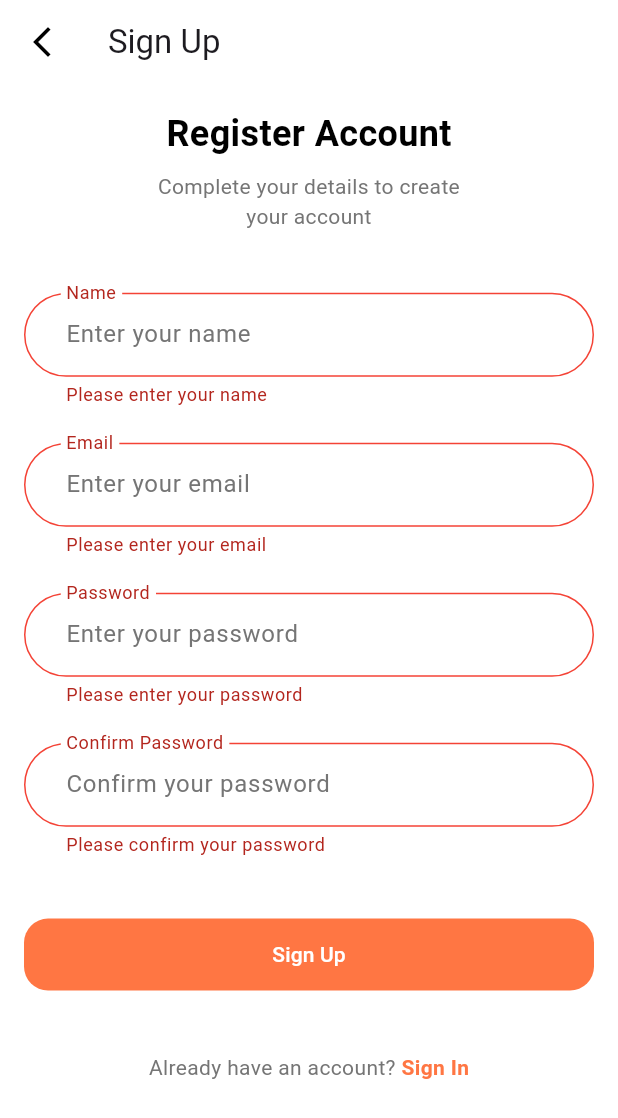
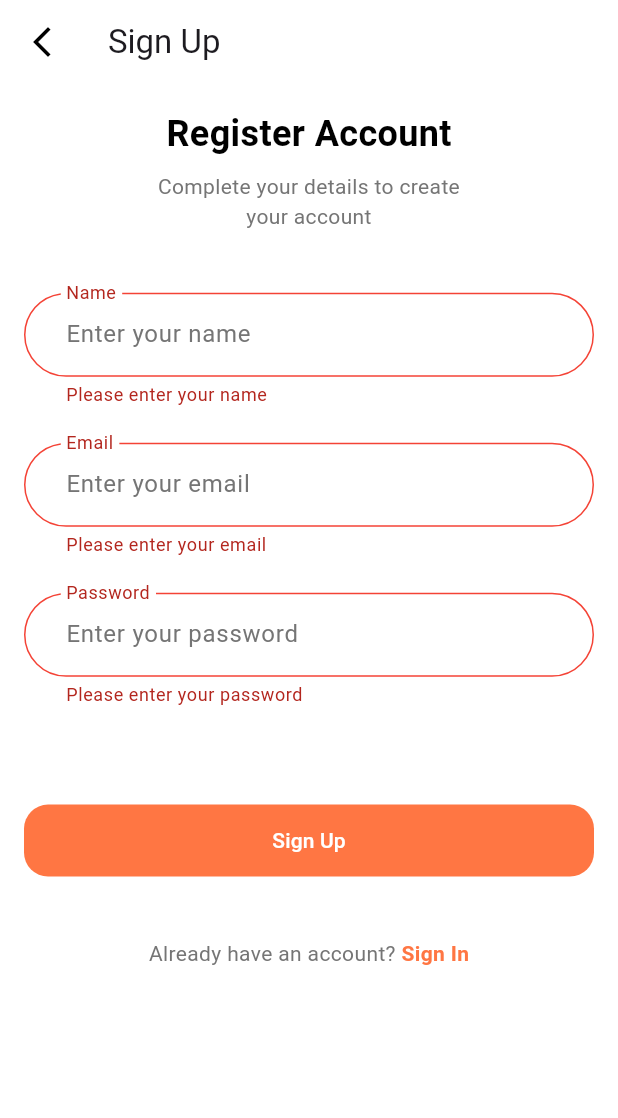
Before and after one commit to bayudani/frontend_gym, a Flutter app: the RegisterPage screen opened directly, after a tap on "Sign Up", on a phone screen of 412 x 824 dp. Shown: the top 1118 px of the screen. Run offline on Flutter 3.47's test engine with Material 3 defaults, Android fonts, the phone set to English and light mode, and no system bars.

Commit message:
refactor registration process by removing password confirmation field

```diff
--- a/lib/controllers/auth_controller.dart
+++ b/lib/controllers/auth_controller.dart
@@ -8,10 +8,9 @@ class AuthController {
   required String name,
   required String email,
   required String password,
-  required String passwordConfirmation,
   required BuildContext context,
 }) async {
-  final res = await ApiService.register(name, email, password, passwordConfirmation);
+  final res = await ApiService.register(name, email, password);
   if (res.statusCode == 201) {
     ScaffoldMessenger.of(context).showSnackBar(SnackBar(content: Text('Register berhasil')));
     Navigator.pop(context); // Balik ke login
--- a/lib/service/api_service.dart
+++ b/lib/service/api_service.dart
@@ -2,22 +2,20 @@ import 'dart:convert';
 import 'package:http/http.dart' as http;
 
 class ApiService {
-  static const String _baseUrl = 'http://192.168.1.7:8000/api';
+  static const String _baseUrl = 'https://81e4-110-137-110-236.ngrok-free.app/api';
 
   static Future<http.Response> register(
   String name,
   String email,
   String password,
-  String passwordConfirmation,
 ) {
   return http.post(
-    Uri.parse('$_baseUrl/register'),
+    Uri.parse('$_baseUrl/auth/register'),
     headers: {"Content-Type": "application/json"},
     body: jsonEncode({
       "name": name,
       "email": email,
       "password": password,
-      "password_confirmation": passwordConfirmation,
     }),
   );
 }
@@ -25,7 +23,7 @@ class ApiService {
 
   static Future<http.Response> login(String email, String password) async {
     final response = await http.post(
-      Uri.parse('$_baseUrl/login'),
+      Uri.parse('$_baseUrl/auth/login'),
       headers: {'Accept': 'application/json'},
       body: {'email': email, 'password': password},
     );
--- a/lib/views/auth/register_page.dart
+++ b/lib/views/auth/register_page.dart
@@ -40,7 +40,6 @@ class _RegisterPageState extends State<RegisterPage> {
   final _nameController = TextEditingController();
   final _emailController = TextEditingController();
   final _passwordController = TextEditingController();
-  final _confirmPasswordController = TextEditingController();
 
   final _authController = AuthController();
   final _formKey = GlobalKey<FormState>(); // Kunci buat validasi form
@@ -52,7 +51,6 @@ class _RegisterPageState extends State<RegisterPage> {
         name: _nameController.text,
         email: _emailController.text,
         password: _passwordController.text,
-        passwordConfirmation: _confirmPasswordController.text,
         context: context, // Buat nampilin snackbar atau notif lain
       );
     }
@@ -64,7 +62,6 @@ class _RegisterPageState extends State<RegisterPage> {
     _nameController.dispose();
     _emailController.dispose();
     _passwordController.dispose();
-    _confirmPasswordController.dispose();
     super.dispose();
   }
 
@@ -166,23 +163,7 @@ class _RegisterPageState extends State<RegisterPage> {
                     const SizedBox(height: 24),
 
                     // Field buat Konfirmasi Password
-                    _buildTextFormField(
-                      controller: _confirmPasswordController,
-                      hintText: "Confirm your password",
-                      labelText: "Confirm Password",
-                      iconSvg: lockIcon, // Icon-nya sama aja kayak password
-                      obscureText: true,
-                      textInputAction: TextInputAction.done, // Tombol "done" di keyboard
-                      validator: (value) {
-                        if (value == null || value.isEmpty) {
-                          return 'Please confirm your password';
-                        }
-                        if (value != _passwordController.text) {
-                          return 'Passwords do not match';
-                        }
-                        return null;
-                      },
-                    ),
+
                     SizedBox(height: MediaQuery.of(context).size.height * 0.05),
 
                     // Tombol Sign Up
```
